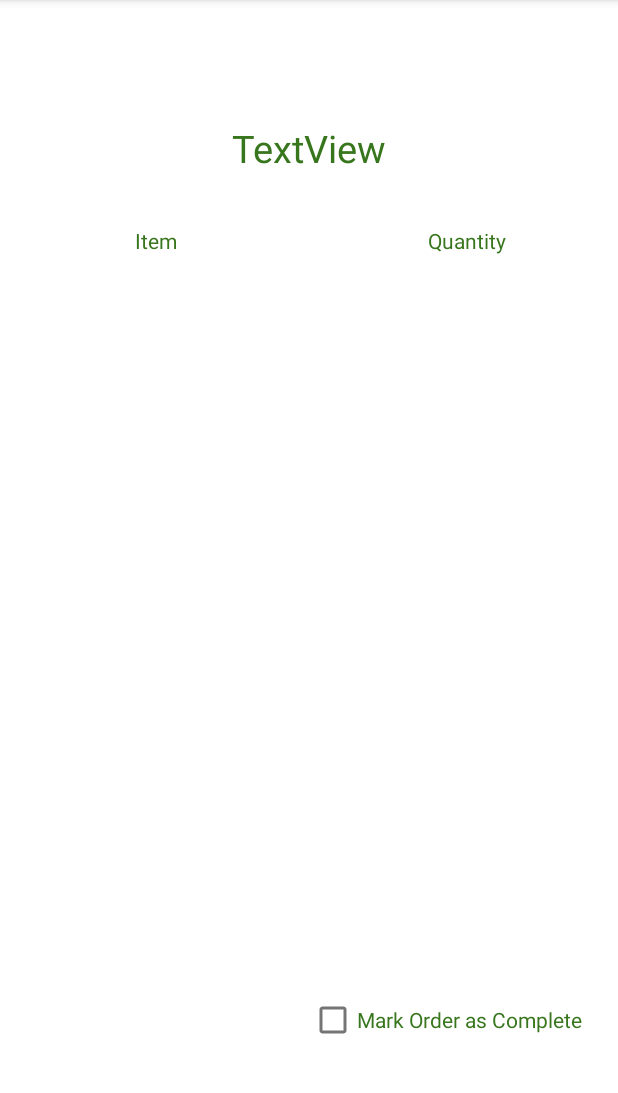
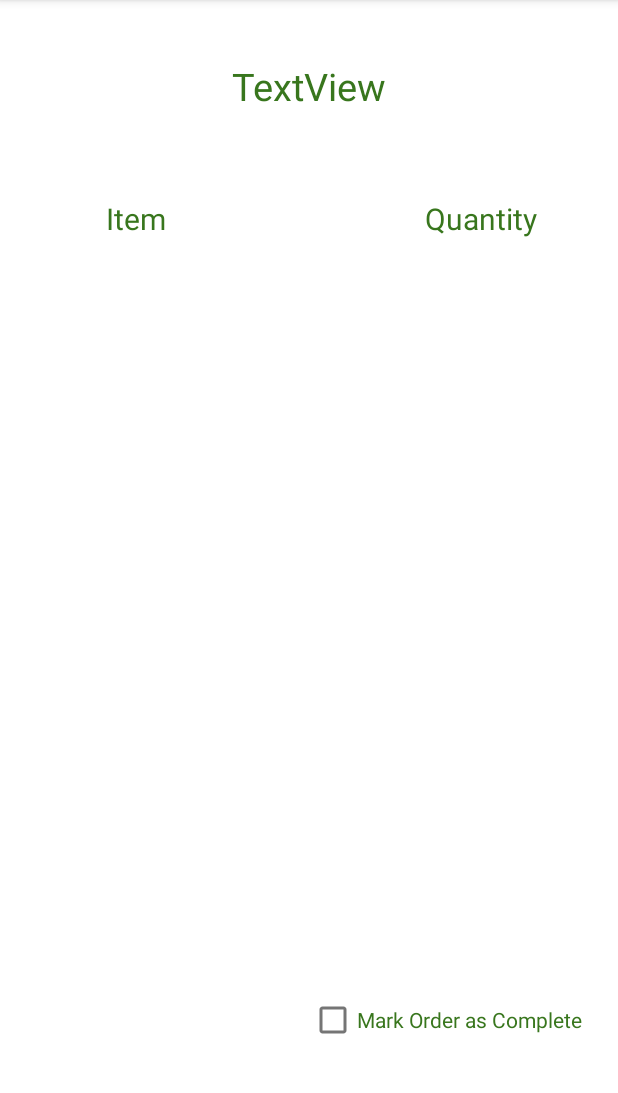
Before and after one commit to mmmelkadri/GroceryApp, an Android app: the PendingOrderActivity screen opened directly, with no data from a screen before it, on a phone screen of 412 x 824 dp, the part 84-1177 px from its top. Run offline under Robolectric (Android 15) with nearby library versions, the phone set to English and light mode, and no system bars.

Commit message:
Minor changes to layouts.

```diff
--- a/app/src/main/res/layout/activity_individual_store.xml
+++ b/app/src/main/res/layout/activity_individual_store.xml
@@ -52,6 +52,7 @@
         android:layout_marginStart="30dp"
         android:layout_marginBottom="16dp"
         android:text="@string/button_checkout"
+        android:onClick="openCheckout"
         android:textColor="@android:color/white"
         android:background="@drawable/round_button"
         app:backgroundTint="#38761d"
@@ -77,6 +78,7 @@
         android:layout_height="wrap_content"
         android:layout_marginStart="15dp"
         android:text="@string/button_orders"
+        android:onClick="openOrders"
         android:textColor="@android:color/white"
         android:background="@drawable/round_button"
         app:backgroundTint="#38761d"
--- a/app/src/main/res/layout/activity_pending_order.xml
+++ b/app/src/main/res/layout/activity_pending_order.xml
@@ -13,6 +13,7 @@
         android:layout_marginEnd="24dp"
         android:layout_marginBottom="64dp"
         android:text="@string/checkbox_mark_complete"
+        android:onClick="markComplete"
         android:textColor="#38761d"
         app:layout_constraintBottom_toBottomOf="parent"
         app:layout_constraintEnd_toEndOf="parent" />
@@ -21,7 +22,7 @@
         android:id="@+id/textViewOrderID"
         android:layout_width="103dp"
         android:layout_height="50dp"
-        android:layout_marginTop="81dp"
+        android:layout_marginTop="40dp"
         android:text="TextView"
         android:textColor="#38761d"
         android:textSize="25sp"
@@ -29,42 +30,41 @@
         app:layout_constraintStart_toStartOf="parent"
         app:layout_constraintTop_toTopOf="parent" />
 
-    <ScrollView
-        android:layout_width="409dp"
-        android:layout_height="486dp"
-        android:layout_marginStart="1dp"
-        android:layout_marginTop="1dp"
-        android:layout_marginEnd="1dp"
+    <ListView
+        android:id="@+id/orderItemsListView"
+        android:layout_width="411dp"
+        android:layout_height="438dp"
+        android:layout_marginTop="14dp"
         android:layout_marginBottom="1dp"
         app:layout_constraintBottom_toTopOf="@+id/checkBoxOrderComplete"
         app:layout_constraintEnd_toEndOf="parent"
         app:layout_constraintStart_toStartOf="parent"
-        app:layout_constraintTop_toBottomOf="@+id/textViewOrderID">
-
-        <LinearLayout
-            android:layout_width="match_parent"
-            android:layout_height="wrap_content"
-            android:orientation="vertical" >
-            <LinearLayout
-                android:layout_width="match_parent"
-                android:layout_height="wrap_content"
-                android:orientation="horizontal" >
+        app:layout_constraintTop_toBottomOf="@+id/quantityTextView" />
 
     <TextView
-                    android:layout_width="205dp"
-                    android:layout_height="wrap_content"
+        android:id="@+id/itemTextView"
+        android:layout_width="83dp"
+        android:layout_height="39dp"
+        android:layout_marginStart="49dp"
+        android:layout_marginTop="126dp"
         android:gravity="center"
+        android:text="@string/table_item"
         android:textColor="#38761d"
-                    android:text="@string/table_item" />
+        android:textSize="20sp"
+        app:layout_constraintStart_toStartOf="parent"
+        app:layout_constraintTop_toTopOf="parent" />
 
     <TextView
-                    android:layout_width="210dp"
-                    android:layout_height="wrap_content"
+        android:id="@+id/quantityTextView"
+        android:layout_width="83dp"
+        android:layout_height="40dp"
+        android:layout_marginTop="126dp"
+        android:layout_marginEnd="49dp"
         android:gravity="center"
+        android:text="@string/table_quantity"
         android:textColor="#38761d"
-                    android:text="@string/table_quantity" />
-            </LinearLayout>
-        </LinearLayout>
-    </ScrollView>
+        android:textSize="20sp"
+        app:layout_constraintEnd_toEndOf="parent"
+        app:layout_constraintTop_toTopOf="parent" />
 
 </androidx.constraintlayout.widget.ConstraintLayout>
--- a/app/src/main/res/layout/activity_personal_store.xml
+++ b/app/src/main/res/layout/activity_personal_store.xml
@@ -25,6 +25,7 @@
         android:layout_height="wrap_content"
         android:layout_marginTop="152dp"
         android:text="@string/button_pending_orders"
+        android:onClick="openPendingOrders"
         android:background="@drawable/round_button"
         app:backgroundTint="#38761d"
         android:textColor="@android:color/white"
@@ -38,6 +39,7 @@
         android:layout_width="wrap_content"
         android:layout_height="wrap_content"
         android:text="@string/button_new_item"
+        android:onClick="openCreateNewItem"
         android:background="@drawable/round_button"
         app:backgroundTint="#38761d"
         android:textColor="@android:color/white"
```
Lines whose indentation alone changed are shown as unchanged.
